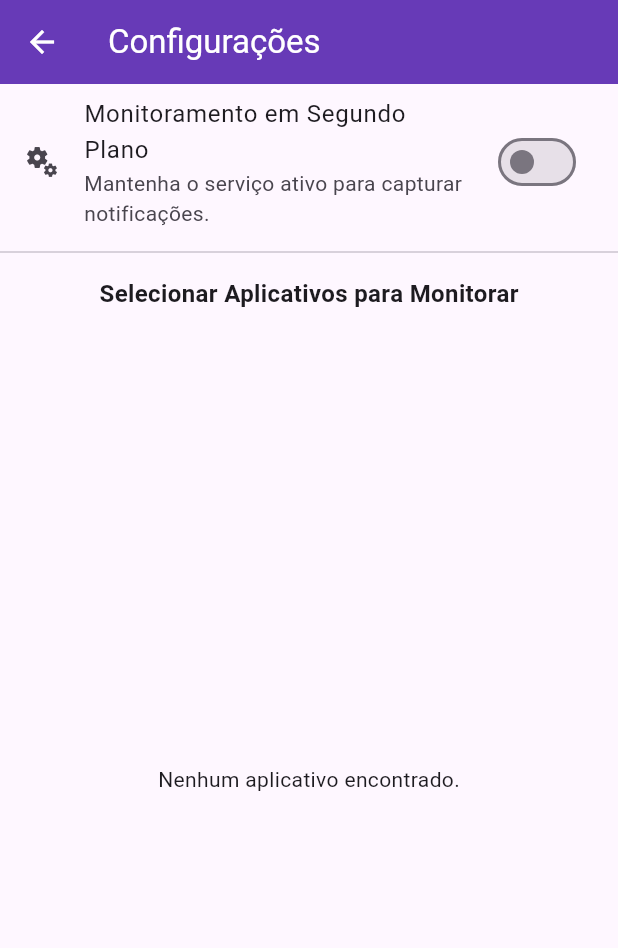
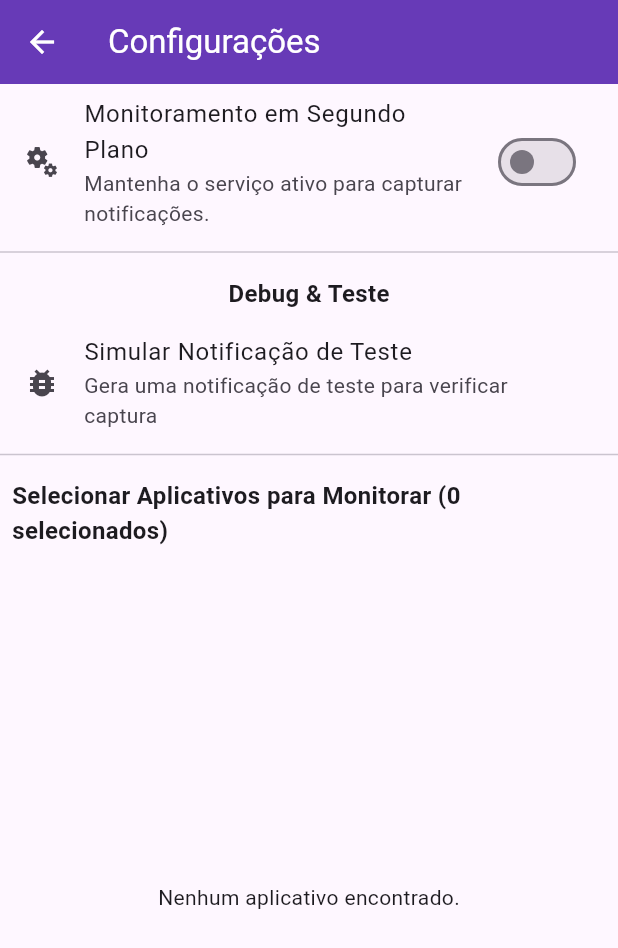
Before and after one commit to edsonlcandido/planilha-ehtudo-app, a Flutter app: the HomeScreen screen opened directly, after a tap on the "settings" icon, on a phone screen of 412 x 824 dp. Shown: the top 948 px of the screen. Run offline on Flutter 3.47's test engine with Material 3 defaults, Android fonts, the phone set to English and light mode, and no system bars; our stand-ins replace shared_preferences, sqflite; missing offline and left inert: installed_apps; accounts and stored records are empty.

Commit message:
Add debugging features and improve user experience
Co-authored-by: edsonlcandido <38674440+edsonlcandido@users.noreply.github.com>

```diff
--- a/lib/main.dart
+++ b/lib/main.dart
@@ -337,6 +337,12 @@ class _HomeScreenState extends State<HomeScreen> {
                           'Nenhuma transação capturada ainda.',
                           style: TextStyle(fontSize: 18, color: Colors.grey),
                         ),
+                        SizedBox(height: 8),
+                        Text(
+                          'Verifique se:\n• O serviço está ativo nas configurações\n• Você selecionou os apps para monitorar\n• Os apps selecionados estão enviando notificações',
+                          textAlign: TextAlign.center,
+                          style: TextStyle(fontSize: 14, color: Colors.grey),
+                        ),
                       ],
                     ),
                   )
@@ -357,7 +363,21 @@ class _HomeScreenState extends State<HomeScreen> {
                             transaction['title'] ?? 'Sem Título',
                             style: const TextStyle(fontWeight: FontWeight.bold),
                           ),
-                          subtitle: Text(transaction['message'] ?? 'Sem Mensagem'),
+                          subtitle: Column(
+                            crossAxisAlignment: CrossAxisAlignment.start,
+                            children: [
+                              Text(transaction['message'] ?? 'Sem Mensagem'),
+                              const SizedBox(height: 4),
+                              Text(
+                                'App: ${transaction['package'] ?? 'Desconhecido'}',
+                                style: TextStyle(
+                                  fontSize: 12,
+                                  color: Colors.grey.shade600,
+                                  fontStyle: FontStyle.italic,
+                                ),
+                              ),
+                            ],
+                          ),
                           isThreeLine: true,
                         ),
                       );
--- a/lib/screens/settings_screen.dart
+++ b/lib/screens/settings_screen.dart
@@ -75,6 +75,18 @@ class _SettingsScreenState extends State<SettingsScreen> {
     }
   }
 
+  void _simulateTestNotification() {
+    if (mounted) {
+      ScaffoldMessenger.of(context).showSnackBar(
+        const SnackBar(
+          content: Text('Para testar, envie uma notificação de outro app (ex: WhatsApp, banco)'),
+          duration: Duration(seconds: 4),
+          backgroundColor: Colors.blue,
+        ),
+      );
+    }
+  }
+
   @override
   Widget build(BuildContext context) {
     return Scaffold(
@@ -97,8 +109,22 @@ class _SettingsScreenState extends State<SettingsScreen> {
           const Padding(
             padding: EdgeInsets.all(8.0),
             child: Text(
-              'Selecionar Aplicativos para Monitorar',
+              'Debug & Teste',
               style: TextStyle(fontSize: 16, fontWeight: FontWeight.bold),
+            ),
+          ),
+          ListTile(
+            leading: const Icon(Icons.bug_report),
+            title: const Text('Simular Notificação de Teste'),
+            subtitle: const Text('Gera uma notificação de teste para verificar captura'),
+            onTap: _simulateTestNotification,
+          ),
+          const Divider(),
+          Padding(
+            padding: const EdgeInsets.all(8.0),
+            child: Text(
+              'Selecionar Aplicativos para Monitorar (${_selectedAppPackages.length} selecionados)',
+              style: const TextStyle(fontSize: 16, fontWeight: FontWeight.bold),
             ),
           ),
           Expanded(
```
Also changed, not shown: lib/permission_screen.dart (+11 -0 lines).
